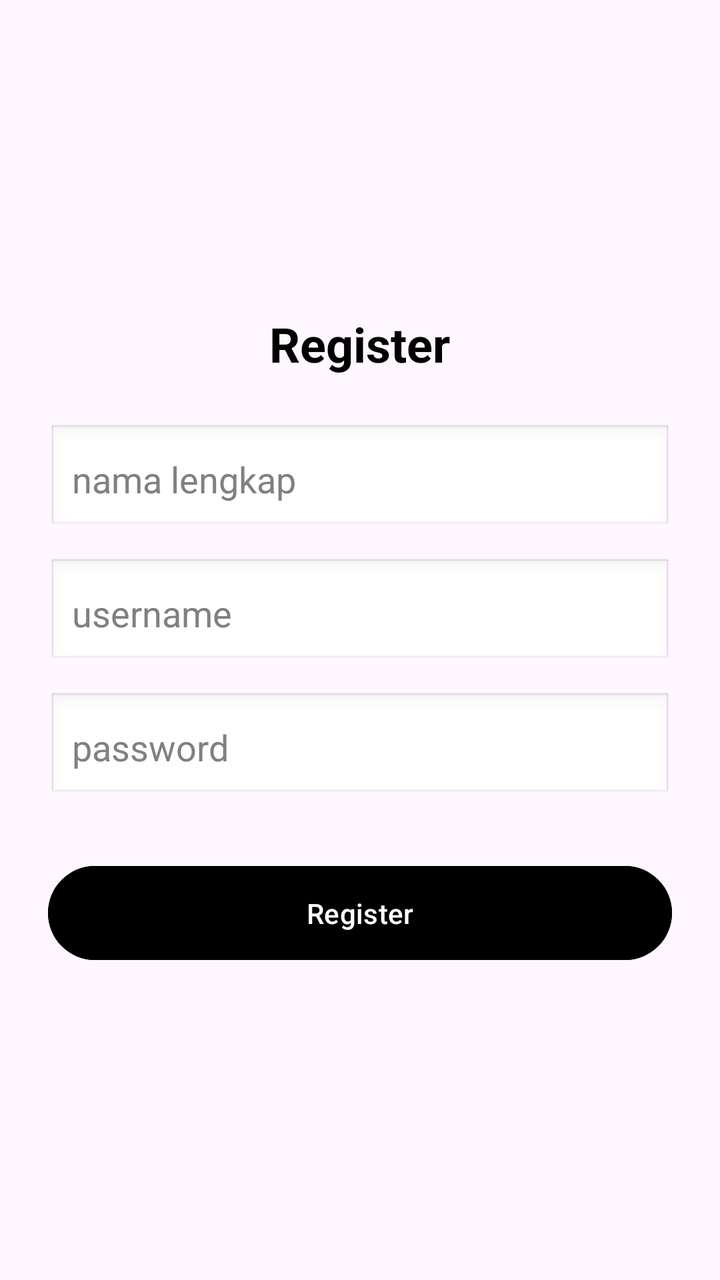
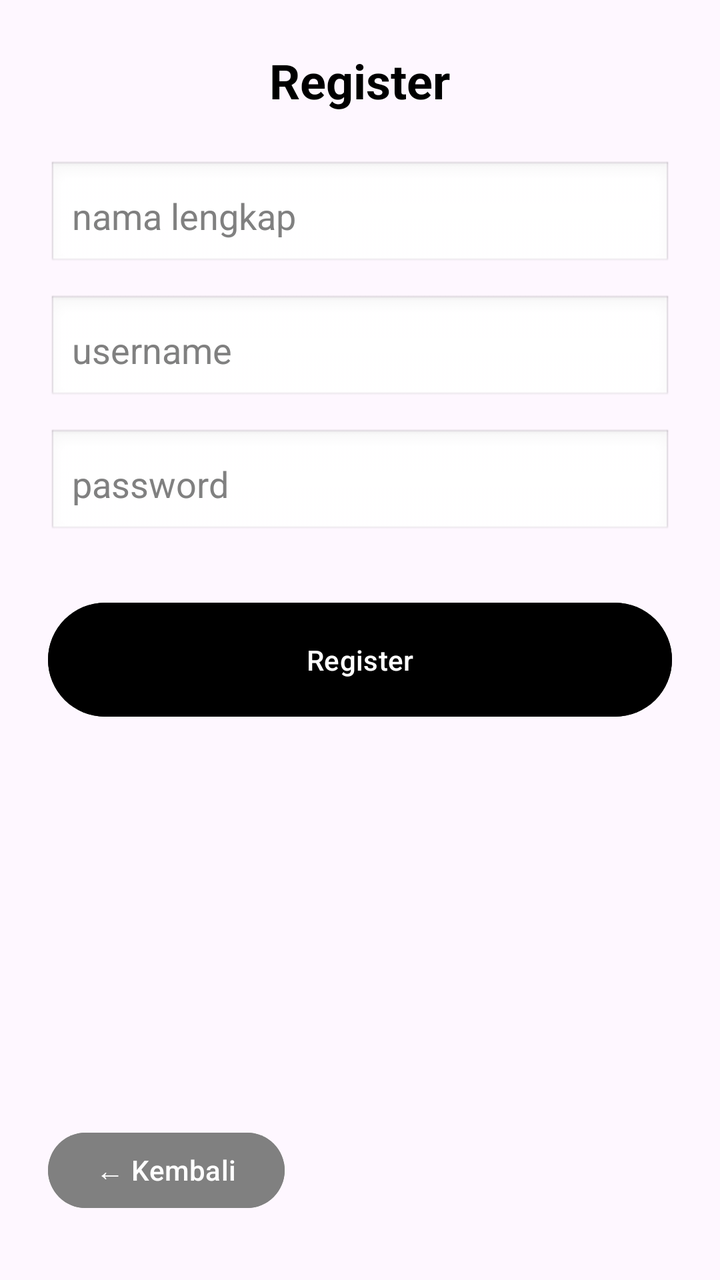

Before-and-after screenshots of an Android layout around one commit, followed by the original layout XML and the change that was made.
<!-- AndroidManifest.xml: application theme Theme.KopiDanNyemil -->
<!-- res/layout/activity_register.xml -->
<?xml version="1.0" encoding="utf-8"?>
<LinearLayout xmlns:android="http://schemas.android.com/apk/res/android"
    android:layout_width="match_parent"
    android:layout_height="match_parent"
    android:gravity="center"
    android:orientation="vertical"
    android:padding="24dp">

    <TextView
        android:layout_width="wrap_content"
        android:layout_height="wrap_content"
        android:layout_marginBottom="24dp"
        android:text="Register"
        android:textColor="@android:color/black"
        android:textSize="24sp"
        android:textStyle="bold" />

    <EditText
        android:id="@+id/etRegName"
        android:layout_width="match_parent"
        android:layout_height="55dp"
        android:layout_marginBottom="12dp"
        android:background="@android:drawable/edit_text"
        android:hint="nama lengkap"
        android:textColorHint="#808080"
        android:textColor="@android:color/black"
        android:padding="12dp" />

    <EditText
        android:id="@+id/etRegUsername"
        android:layout_width="match_parent"
        android:layout_height="55dp"
        android:layout_marginBottom="12dp"
        android:background="@android:drawable/edit_text"
        android:hint="username"
        android:textColorHint="#808080"
        android:textColor="@android:color/black"
        android:padding="12dp" />

    <EditText
        android:id="@+id/etRegPassword"
        android:layout_width="match_parent"
        android:layout_height="55dp"
        android:layout_marginBottom="28dp"
        android:background="@android:drawable/edit_text"
        android:hint="password"
        android:inputType="textPassword"
        android:textColorHint="#808080"
        android:textColor="@android:color/black"
        android:padding="12dp" />

    <Button
        android:id="@+id/btnRegister"
        android:layout_width="match_parent"
        android:layout_height="55dp"
        android:backgroundTint="@android:color/black"
        android:text="Register"
        android:textAllCaps="false"
        android:textColor="@android:color/white" />
</LinearLayout>
<!-- resources referenced by this layout -->
<resources>
  <style name="Theme.KopiDanNyemil" parent="Base.Theme.KopiDanNyemil" />
  <style name="Base.Theme.KopiDanNyemil" parent="Theme.Material3.DayNight.NoActionBar">
          
          
      </style>
</resources>

<!-- the commit's change to res/layout/activity_register.xml (unified diff, before → after) -->
@@ -49,12 +49,25 @@
         android:textColor="@android:color/black"
         android:padding="12dp" />
 
+
     <Button
         android:id="@+id/btnRegister"
         android:layout_width="match_parent"
-        android:layout_height="55dp"
+        android:layout_height="65dp"
         android:backgroundTint="@android:color/black"
         android:text="Register"
         android:textAllCaps="false"
         android:textColor="@android:color/white" />
+
+    <Button
+        android:id="@+id/btnBack"
+        android:layout_width="wrap_content"
+        android:layout_height="wrap_content"
+        android:layout_gravity="start"
+        android:layout_marginTop="200dp"
+        android:layout_marginBottom="8dp"
+        android:backgroundTint="#808080"
+        android:text="← Kembali"
+        android:textAllCaps="false"
+        android:textColor="@android:color/white" />
 </LinearLayout>
